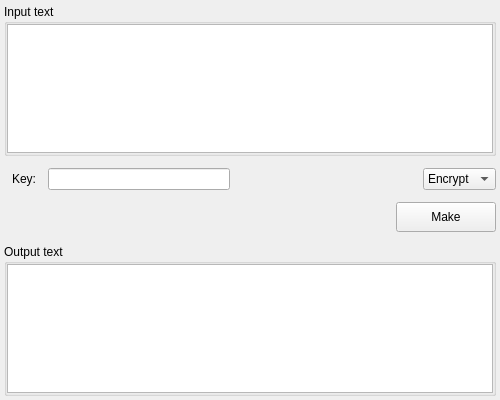
First picture: the form in app/gui/symmetric/vigenere/vigenere.ui, repository vasilypht/crypto-methods, before the edit.
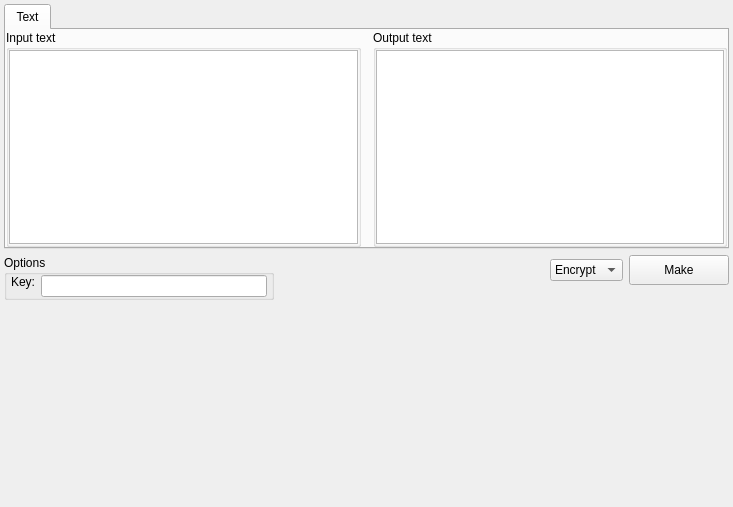
Second picture: the form after the edit.

Commit message: (Vigenere) Module redesign. Design in the form of a class, as well as a redesign of the widget

```diff
--- a/app/gui/symmetric/vigenere/vigenere.ui
+++ b/app/gui/symmetric/vigenere/vigenere.ui
@@ -6,28 +6,56 @@
    <rect>
     <x>0</x>
     <y>0</y>
-    <width>500</width>
-    <height>400</height>
+    <width>733</width>
+    <height>507</height>
    </rect>
   </property>
   <property name="windowTitle">
    <string>Form</string>
   </property>
-  <layout class="QVBoxLayout" name="verticalLayout">
+  <layout class="QVBoxLayout" name="verticalLayout_4">
+   <property name="leftMargin">
+    <number>4</number>
+   </property>
+   <property name="topMargin">
+    <number>4</number>
+   </property>
+   <property name="rightMargin">
+    <number>4</number>
+   </property>
+   <property name="bottomMargin">
+    <number>4</number>
+   </property>
+   <item>
+    <widget class="QTabWidget" name="tab_widget">
+     <property name="maximumSize">
+      <size>
+       <width>16777215</width>
+       <height>400</height>
+      </size>
+     </property>
+     <property name="currentIndex">
+      <number>0</number>
+     </property>
+     <widget class="QWidget" name="tab_text">
+      <attribute name="title">
+       <string>Text</string>
+      </attribute>
+      <layout class="QHBoxLayout" name="horizontalLayout">
    <property name="spacing">
     <number>12</number>
    </property>
    <property name="leftMargin">
-    <number>4</number>
+        <number>0</number>
    </property>
    <property name="topMargin">
-    <number>4</number>
+        <number>0</number>
    </property>
    <property name="rightMargin">
-    <number>4</number>
+        <number>0</number>
    </property>
    <property name="bottomMargin">
-    <number>4</number>
+        <number>0</number>
    </property>
    <item>
     <widget class="QGroupBox" name="group_box_input">
@@ -57,14 +85,80 @@
     </widget>
    </item>
    <item>
+        <widget class="QGroupBox" name="group_box_output">
+         <property name="title">
+          <string>Output text</string>
+         </property>
+         <layout class="QVBoxLayout" name="verticalLayout_29">
+          <property name="spacing">
+           <number>0</number>
+          </property>
+          <property name="leftMargin">
+           <number>0</number>
+          </property>
+          <property name="topMargin">
+           <number>0</number>
+          </property>
+          <property name="rightMargin">
+           <number>0</number>
+          </property>
+          <property name="bottomMargin">
+           <number>0</number>
+          </property>
+          <item>
+           <widget class="QTextEdit" name="text_edit_output">
+            <property name="readOnly">
+             <bool>true</bool>
+            </property>
+           </widget>
+          </item>
+         </layout>
+        </widget>
+       </item>
+      </layout>
+     </widget>
+    </widget>
+   </item>
+   <item>
     <layout class="QHBoxLayout" name="horizontal_layout_1">
-     <property name="spacing">
-      <number>12</number>
-     </property>
+     <item>
+      <layout class="QVBoxLayout" name="vertical_layout_2">
+       <item>
+        <widget class="QGroupBox" name="group_box_options">
+         <property name="maximumSize">
+          <size>
+           <width>400</width>
+           <height>16777215</height>
+          </size>
+         </property>
+         <property name="title">
+          <string>Options</string>
+         </property>
+         <layout class="QVBoxLayout" name="verticalLayout_2">
      <property name="leftMargin">
-      <number>8</number>
-     </property>
+           <number>0</number>
+          </property>
+          <property name="topMargin">
+           <number>0</number>
+          </property>
+          <property name="rightMargin">
+           <number>0</number>
+          </property>
+          <property name="bottomMargin">
+           <number>0</number>
+          </property>
      <item>
+           <layout class="QFormLayout" name="form_layout_options">
+            <property name="fieldGrowthPolicy">
+             <enum>QFormLayout::ExpandingFieldsGrow</enum>
+            </property>
+            <property name="leftMargin">
+             <number>4</number>
+            </property>
+            <property name="rightMargin">
+             <number>4</number>
+            </property>
+            <item row="0" column="0">
       <widget class="QLabel" name="label_key">
        <property name="sizePolicy">
         <sizepolicy hsizetype="Minimum" vsizetype="Fixed">
@@ -77,9 +171,29 @@
        </property>
       </widget>
      </item>
-     <item>
+            <item row="0" column="1">
       <widget class="QLineEdit" name="line_edit_key"/>
      </item>
+           </layout>
+          </item>
+         </layout>
+        </widget>
+       </item>
+       <item>
+        <spacer name="vertical_spacer_2">
+         <property name="orientation">
+          <enum>Qt::Vertical</enum>
+         </property>
+         <property name="sizeHint" stdset="0">
+          <size>
+           <width>20</width>
+           <height>40</height>
+          </size>
+         </property>
+        </spacer>
+       </item>
+      </layout>
+     </item>
      <item>
       <spacer name="horizontal_spacer_1">
        <property name="orientation">
@@ -94,6 +208,10 @@
       </spacer>
      </item>
      <item>
+      <layout class="QVBoxLayout" name="vertical_layout_1">
+       <item>
+        <layout class="QHBoxLayout" name="horizontal_layout_2">
+         <item>
       <widget class="QComboBox" name="combo_box_mode">
        <property name="sizePolicy">
         <sizepolicy hsizetype="Fixed" vsizetype="Fixed">
@@ -113,26 +231,6 @@
        </item>
       </widget>
      </item>
-    </layout>
-   </item>
-   <item>
-    <layout class="QHBoxLayout" name="horizontal_layout_2">
-     <property name="spacing">
-      <number>12</number>
-     </property>
-     <item>
-      <spacer name="horizontal_spacer_2">
-       <property name="orientation">
-        <enum>Qt::Horizontal</enum>
-       </property>
-       <property name="sizeHint" stdset="0">
-        <size>
-         <width>40</width>
-         <height>20</height>
-        </size>
-       </property>
-      </spacer>
-     </item>
      <item>
       <widget class="QPushButton" name="button_make">
        <property name="sizePolicy">
@@ -155,35 +253,34 @@
     </layout>
    </item>
    <item>
-    <widget class="QGroupBox" name="group_box_output">
-     <property name="title">
-      <string>Output text</string>
-     </property>
-     <layout class="QVBoxLayout" name="verticalLayout_29">
-      <property name="spacing">
-       <number>0</number>
-      </property>
-      <property name="leftMargin">
-       <number>0</number>
-      </property>
-      <property name="topMargin">
-       <number>0</number>
-      </property>
-      <property name="rightMargin">
-       <number>0</number>
-      </property>
-      <property name="bottomMargin">
-       <number>0</number>
-      </property>
+        <spacer name="vertical_spacer_1">
+         <property name="orientation">
+          <enum>Qt::Vertical</enum>
+         </property>
+         <property name="sizeHint" stdset="0">
+          <size>
+           <width>20</width>
+           <height>40</height>
+          </size>
+         </property>
+        </spacer>
+       </item>
+      </layout>
+     </item>
+    </layout>
+   </item>
       <item>
-       <widget class="QTextEdit" name="text_edit_output">
-        <property name="readOnly">
-         <bool>true</bool>
-        </property>
-       </widget>
-      </item>
-     </layout>
-    </widget>
+    <spacer name="vertical_spacer_3">
+     <property name="orientation">
+      <enum>Qt::Vertical</enum>
+     </property>
+     <property name="sizeHint" stdset="0">
+      <size>
+       <width>20</width>
+       <height>111</height>
+      </size>
+     </property>
+    </spacer>
    </item>
   </layout>
  </widget>
```
Left out of the diff: 4 changed lines with no effect on the pictures. Lines whose indentation alone changed are shown as unchanged. The commit also changes 3 other files.
